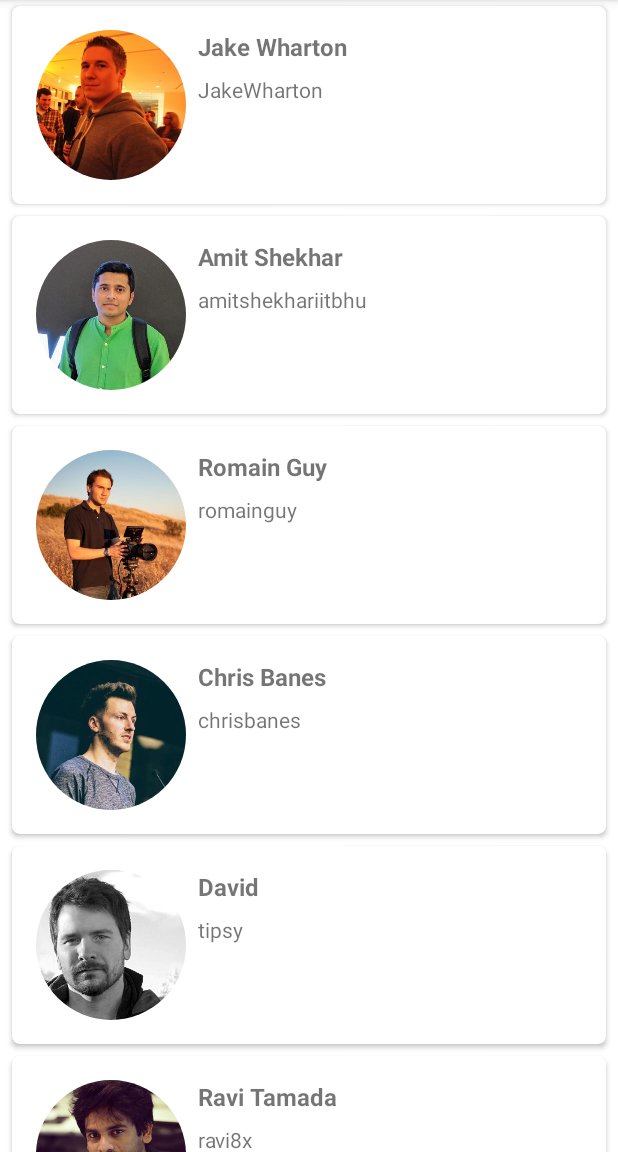
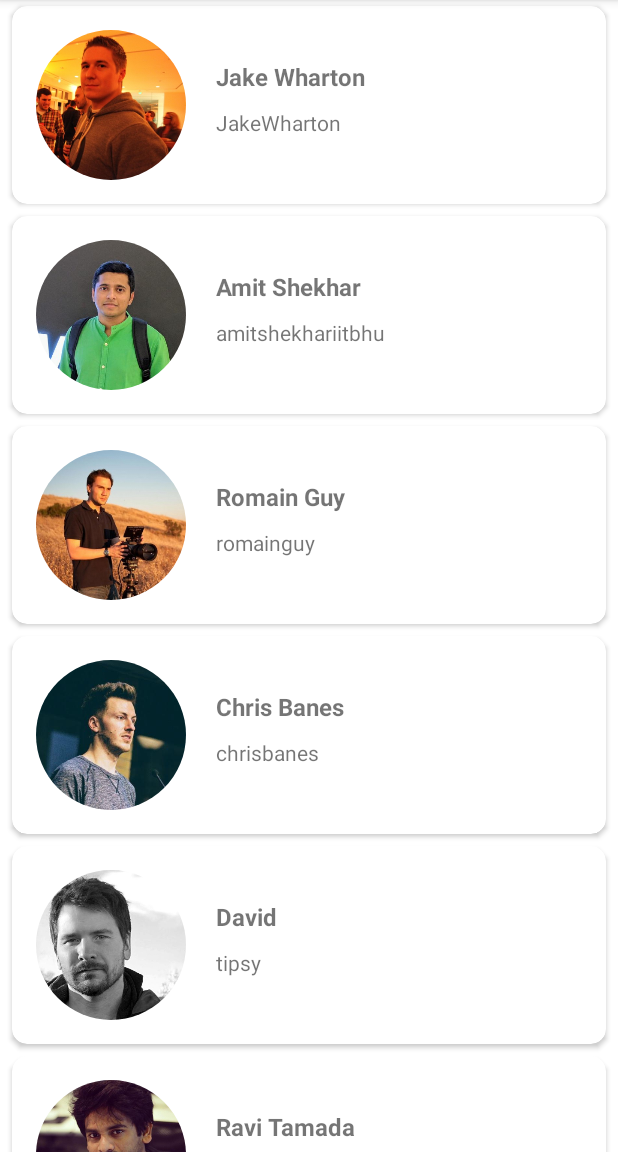
Before and after one commit to AmiliaKartika/UTS_Pemrograman-Bergerak_Kelompok-8, an Android app: the screen it shows after launch (MainActivity), on a phone screen of 412 x 824 dp, the part 84-1236 px from its top. Run offline under Robolectric (Android 15) with nearby library versions, the phone set to English and light mode, and no system bars; our stand-ins replace CircleImageView.

Commit message:
CardView

```diff
--- a/app/src/main/res/layout/item_user.xml
+++ b/app/src/main/res/layout/item_user.xml
@@ -10,7 +10,7 @@
     android:layout_marginTop="4dp"
     android:layout_marginRight="8dp"
     android:layout_marginBottom="4dp"
-    card_view:cardCornerRadius="5dp">
+    card_view:cardCornerRadius="10dp">
 
     <androidx.constraintlayout.widget.ConstraintLayout
         android:layout_width="match_parent"
@@ -33,7 +33,8 @@
             android:id="@+id/tv_name"
             android:layout_width="0dp"
             android:layout_height="wrap_content"
-            android:layout_marginStart="8dp"
+            android:layout_marginStart="20dp"
+            android:layout_marginTop="20dp"
             android:layout_marginEnd="8dp"
             android:layout_toEndOf="@id/img_avatar"
             android:textSize="16sp"
@@ -45,10 +46,8 @@
         <TextView
             android:id="@+id/tv_username"
             android:layout_width="0dp"
-            android:layout_height="0dp"
-            android:layout_marginTop="8dp"
-            android:ellipsize="end"
-            android:maxLines="5"
+            android:layout_height="match_parent"
+            android:layout_marginTop="10dp"
             card_view:layout_constraintBottom_toBottomOf="@id/img_avatar"
             card_view:layout_constraintEnd_toEndOf="@id/tv_name"
             card_view:layout_constraintStart_toStartOf="@id/tv_name"
```
